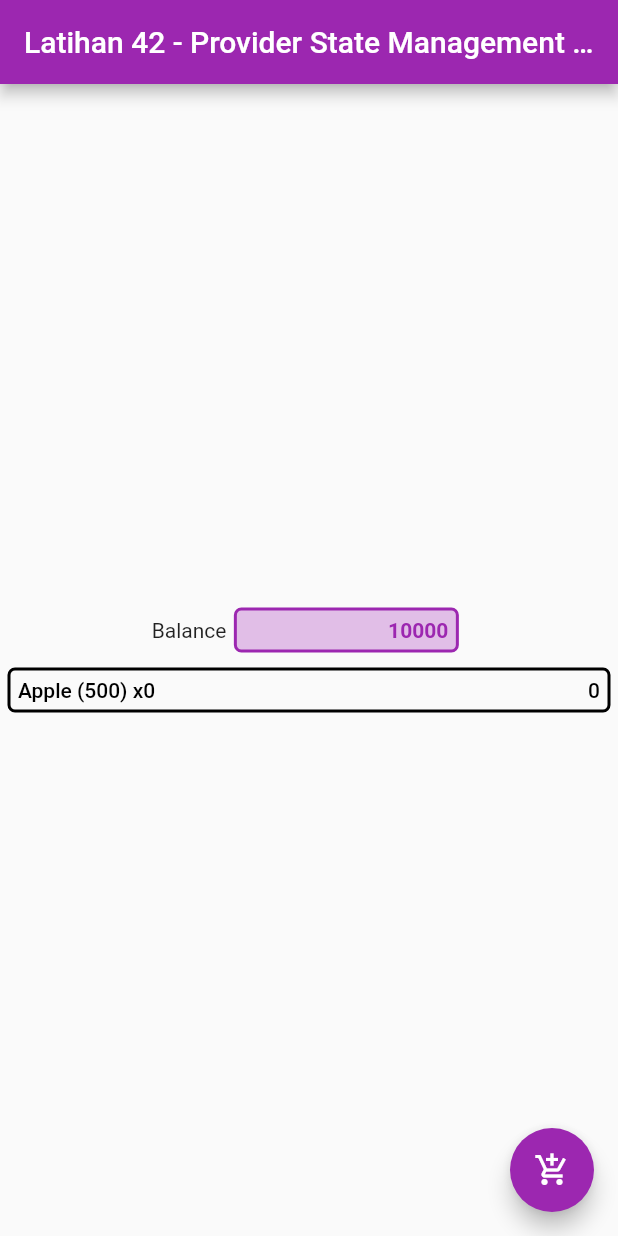
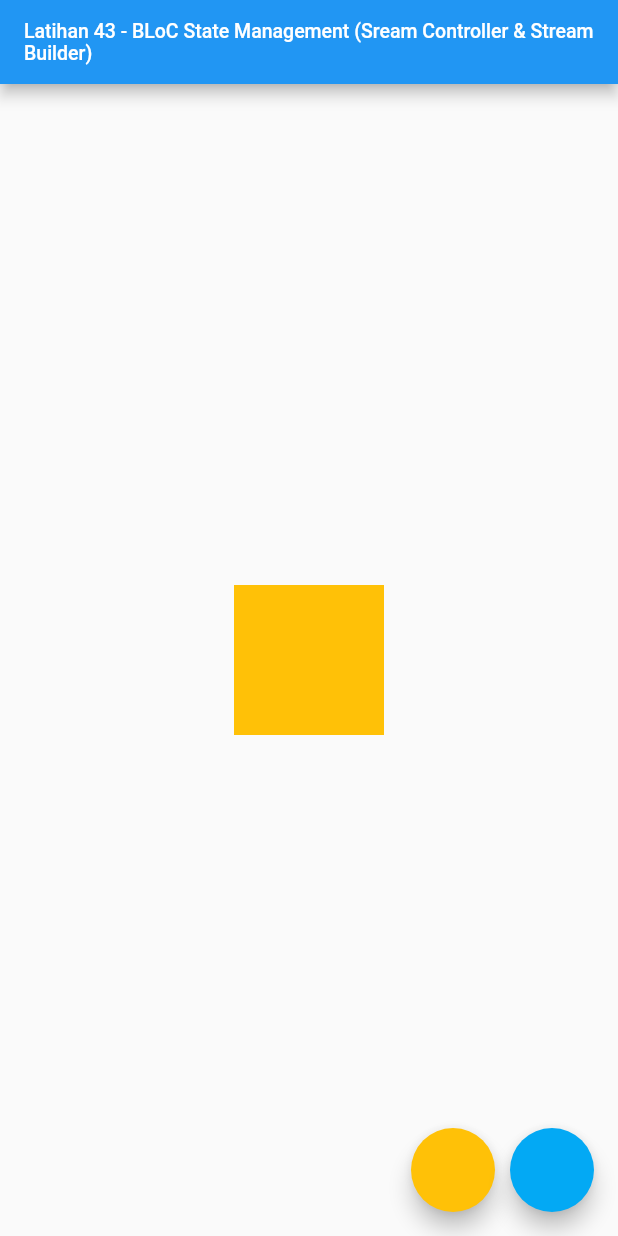
Before and after one commit to dodichakill/latihan_flutter_ku, a Flutter app: the screen it shows after launch, on a phone screen of 412 x 824 dp. Run offline on Flutter 3.47's test engine with Material 2 defaults, Android fonts, the phone set to English and light mode, and no system bars.

Commit message:
Latihan 43 - BLoC State Management (Sream Controller & Stream Builder)

```diff
--- a/lib/cart.dart
+++ /dev/null
@@ -1,11 +0,0 @@
-import 'package:flutter/cupertino.dart';
-
-class Cart with ChangeNotifier {
-  int _quantity = 0;
-
-  int get quantity => _quantity;
-  set quantity(int value) {
-    _quantity = value;
-    notifyListeners();
-  }
-}
--- /dev/null
+++ b/lib/color_bloc.dart
@@ -0,0 +1,34 @@
+import 'package:flutter/material.dart';
+import 'dart:async';
+
+enum ColorEvent { to_amber, to_light_blue }
+
+class ColorBloc {
+  Color _color = Colors.amber; //nilai default
+
+  StreamController<ColorEvent> _eventController =
+      StreamController<ColorEvent>();
+  StreamSink<ColorEvent> get eventSink => _eventController.sink;
+
+  StreamController<Color> _stateController = StreamController<Color>();
+  StreamSink<Color> get _stateSink => _stateController.sink;
+  Stream<Color> get stateStream => _stateController.stream;
+
+  void _mapEventToState(ColorEvent colorEvent) {
+    if (colorEvent == ColorEvent.to_amber)
+      _color = Colors.amber;
+    else
+      _color = Colors.lightBlue;
+
+    _stateSink.add(_color);
+  }
+
+  ColorBloc() {
+    _eventController.stream.listen(_mapEventToState);
+  }
+
+  void dispose() {
+    _eventController.close();
+    _stateController.close();
+  }
+}
--- a/lib/main.dart
+++ b/lib/main.dart
@@ -1,186 +1,66 @@
-// Latihan 42 - Provider State Management (Multi Provider)
+// Latihan 43 - BLoC State Management (Sream Controller & Stream Builder)
+// tutorial dibawah ini tanpa library (BLoC plain)
 
 import 'package:flutter/material.dart';
-import 'package:latihan_flutter_ku/cart.dart';
-import 'package:latihan_flutter_ku/money.dart';
-import 'package:provider/provider.dart';
+import 'package:latihan_flutter_ku/color_bloc.dart';
 
 void main() => runApp(MyApp());
 
-class MyApp extends StatelessWidget {
+class MyApp extends StatefulWidget {
+  @override
+  _MyAppState createState() => _MyAppState();
+}
+
+class _MyAppState extends State<MyApp> {
+  ColorBloc bloc = ColorBloc();
+  @override
+  void dispose() {
+    bloc.dispose();
+    super.dispose();
+  }
+
   @override
   Widget build(BuildContext context) {
-    // dibawah ini merupakan contoh tanpa shared state (multi provider state management)
-
-    // return MaterialApp(
-    //   home: Scaffold(
-    //     floatingActionButton: FloatingActionButton(
-    //       onPressed: () {},
-    //       child: Icon(Icons.add_shopping_cart),
-    //       backgroundColor: Colors.purple,
-    //     ),
-    //     appBar: AppBar(
-    //       title:
-    //           Text('Latihan 42 - Provider State Management (Multi Provider)'),
-    //       backgroundColor: Colors.purple,
-    //     ),
-    //     body: Center(
-    //       child: Column(
-    //         mainAxisAlignment: MainAxisAlignment.center,
-    //         children: [
-    //           Row(
-    //             mainAxisAlignment: MainAxisAlignment.center,
-    //             children: [
-    //               Text('Balance'),
-    //               Container(
-    //                 height: 30,
-    //                 child: Align(
-    //                   alignment: Alignment.centerRight,
-    //                   child: Text(
-    //                     '1000',
-    //                     style: TextStyle(
-    //                         color: Colors.purple, fontWeight: FontWeight.w700),
-    //                   ),
-    //                 ),
-    //                 width: 150,
-    //                 margin: EdgeInsets.all(5),
-    //                 padding: EdgeInsets.all(5),
-    //                 decoration: BoxDecoration(
-    //                     color: Colors.purple[100],
-    //                     borderRadius: BorderRadius.circular(5),
-    //                     border: Border.all(color: Colors.purple, width: 2)),
-    //               ),
-    //             ],
-    //           ),
-    //           Container(
-    //             height: 30,
-    //             child: Align(
-    //               alignment: Alignment.centerRight,
-    //               child: Row(
-    //                 mainAxisAlignment: MainAxisAlignment.spaceBetween,
-    //                 children: [
-    //                   Text(
-    //                     'Apple (500) x 20',
-    //                     style: TextStyle(
-    //                         color: Colors.black, fontWeight: FontWeight.w500),
-    //                   ),
-    //                   Text(
-    //                     '10000',
-    //                     style: TextStyle(
-    //                         color: Colors.black, fontWeight: FontWeight.w500),
-    //                   ),
-    //                 ],
-    //               ),
-    //             ),
-    //             margin: EdgeInsets.all(5),
-    //             padding: EdgeInsets.all(5),
-    //             decoration: BoxDecoration(
-    //                 borderRadius: BorderRadius.circular(5),
-    //                 border: Border.all(color: Colors.black, width: 2)),
-    //           )
-    //         ],
-    //       ),
-    //     ),
-    //   ),
-    // );
-
-    // dibawah ini merupakan contoh dengan menerapkan shared state (multi provider state management)
-
     return MaterialApp(
-      home: MultiProvider(
-        providers: [
-          ChangeNotifierProvider<Money>(
-            builder: (context) => Money(),
-          ),
-          ChangeNotifierProvider<Cart>(
-            builder: (context) => Cart(),
-          ),
-        ],
-        child: Scaffold(
-          floatingActionButton: Consumer<Money>(
-            builder: (context, money, _) => Consumer<Cart>(
-              builder: (context, cart, _) => FloatingActionButton(
+      home: Scaffold(
+        floatingActionButton: Row(
+          mainAxisAlignment: MainAxisAlignment.end,
+          children: [
+            FloatingActionButton(
+                backgroundColor: Colors.amber,
                 onPressed: () {
-                  if (money.balance >= 500) {
-                    cart.quantity += 1;
-                    money.balance -= 500;
-                  }
-                },
-                child: Icon(Icons.add_shopping_cart),
-                backgroundColor: Colors.purple,
-              ),
+                  bloc.eventSink.add(ColorEvent.to_amber);
+                }),
+            SizedBox(
+              width: 10,
             ),
-          ),
-          appBar: AppBar(
-            title:
-                Text('Latihan 42 - Provider State Management (Multi Provider)'),
-            backgroundColor: Colors.purple,
-          ),
-          body: Center(
-            child: Column(
-              mainAxisAlignment: MainAxisAlignment.center,
-              children: [
-                Row(
-                  mainAxisAlignment: MainAxisAlignment.center,
-                  children: [
-                    Text('Balance'),
-                    Container(
-                      height: 30,
-                      child: Align(
-                        alignment: Alignment.centerRight,
-                        child: Consumer<Money>(
-                          builder: (context, money, _) => Text(
-                            money.balance.toString(),
-                            style: TextStyle(
-                                color: Colors.purple,
-                                fontWeight: FontWeight.w700),
-                          ),
-                        ),
-                      ),
-                      width: 150,
-                      margin: EdgeInsets.all(5),
-                      padding: EdgeInsets.all(5),
-                      decoration: BoxDecoration(
-                          color: Colors.purple[100],
-                          borderRadius: BorderRadius.circular(5),
-                          border: Border.all(color: Colors.purple, width: 2)),
-                    ),
-                  ],
-                ),
-                Container(
-                  height: 30,
-                  child: Align(
-                    alignment: Alignment.centerRight,
-                    child: Consumer<Cart>(
-                      builder: (context, cart, _) => Row(
-                        mainAxisAlignment: MainAxisAlignment.spaceBetween,
-                        children: [
-                          Text(
-                            'Apple (500) x' + cart.quantity.toString(),
-                            style: TextStyle(
-                                color: Colors.black,
-                                fontWeight: FontWeight.w500),
-                          ),
-                          Text(
-                            (500 * cart.quantity).toString(),
-                            style: TextStyle(
-                                color: Colors.black,
-                                fontWeight: FontWeight.w500),
-                          ),
-                        ],
-                      ),
-                    ),
-                  ),
-                  margin: EdgeInsets.all(5),
-                  padding: EdgeInsets.all(5),
-                  decoration: BoxDecoration(
-                      borderRadius: BorderRadius.circular(5),
-                      border: Border.all(color: Colors.black, width: 2)),
-                )
-              ],
-            ),
+            FloatingActionButton(
+                backgroundColor: Colors.lightBlue,
+                onPressed: () {
+                  bloc.eventSink.add(ColorEvent.to_light_blue);
+                }),
+          ],
+        ),
+        appBar: AppBar(
+          title: Text(
+            'Latihan 43 - BLoC State Management (Sream Controller & Stream Builder)',
+            maxLines: 3,
+            style: TextStyle(fontSize: 13),
           ),
         ),
+        body: Center(
+            child: StreamBuilder(
+          stream: bloc.stateStream,
+          initialData: Colors.amber,
+          builder: (context, snapshot) {
+            return AnimatedContainer(
+              width: 100,
+              height: 100,
+              color: snapshot.data,
+              duration: Duration(milliseconds: 500),
+            );
+          },
+        )),
       ),
     );
   }
@@ -188,7 +68,5 @@ class MyApp extends StatelessWidget {
 
 // penjelasan singkat
 // ----------------
-// Provider State Management berguna untuk mengatur provider state (perubahan nilai pada widget tertentu saja dan nilai tersebut tersimpan di dalam shared state, diatas merupakan contoh penggunaan dari multi provider (menggunakan banyak share state)
-// sebelum menggunakannya pastikan provider sudah terdaftar pada pubspec.yaml
-// diatas merupakan contoh penerapannya
-// jika gagal dibuild itu karena versi sdk flutter ini menggunakan flutter versi 2.x.x , cobalah mengubah/downgrade/download ulang flutternya menjadi flutter versi 1.x.x
+// BLoC (Bussiness Logic Component) State Management
+// diatas merupakan contoh penerapannya secara plain/native (tanpa library)
--- a/lib/money.dart
+++ /dev/null
@@ -1,11 +0,0 @@
-import 'package:flutter/cupertino.dart';
-
-class Money with ChangeNotifier {
-  int _balance = 10000;
-
-  int get balance => _balance;
-  set balance(int value) {
-    _balance = value;
-    notifyListeners();
-  }
-}
```
